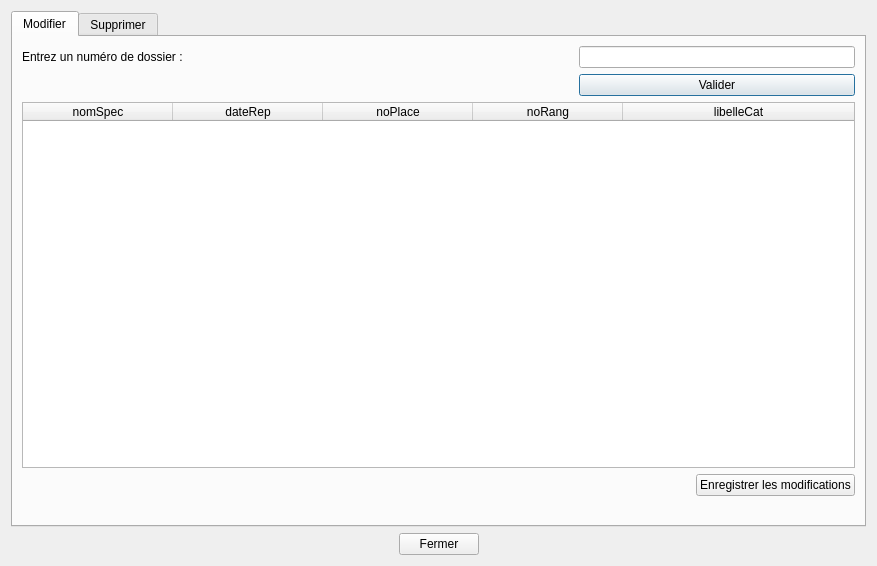
Above: gui/fct_mod_2.ui from charlie38/theatre_L3 before the change. Below: the same form after it.
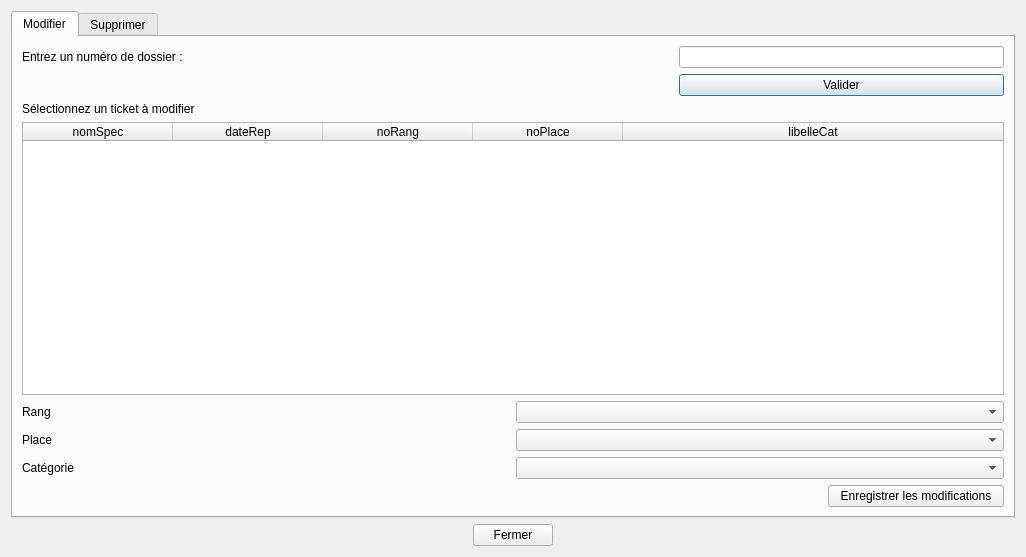
That is the form after the change.

```diff
--- a/gui/fct_mod_2.ui
+++ b/gui/fct_mod_2.ui
@@ -6,8 +6,8 @@
    <rect>
     <x>0</x>
     <y>0</y>
-    <width>877</width>
-    <height>566</height>
+    <width>1026</width>
+    <height>557</height>
    </rect>
   </property>
   <property name="sizePolicy">
@@ -87,6 +87,13 @@
            </property>
           </spacer>
          </item>
+         <item row="2" column="0">
+          <widget class="QLabel" name="label_5">
+           <property name="text">
+            <string>Sélectionnez un ticket à modifier</string>
+           </property>
+          </widget>
+         </item>
         </layout>
        </item>
        <item>
@@ -97,6 +104,9 @@
          <attribute name="horizontalHeaderStretchLastSection">
           <bool>true</bool>
          </attribute>
+         <attribute name="verticalHeaderVisible">
+          <bool>false</bool>
+         </attribute>
          <column>
           <property name="text">
            <string>nomSpec</string>
@@ -107,16 +117,16 @@
            <string>dateRep</string>
           </property>
          </column>
-         <column>
-          <property name="text">
-           <string>noPlace</string>
-          </property>
-         </column>
          <column>
           <property name="text">
            <string>noRang</string>
           </property>
          </column>
+         <column>
+          <property name="text">
+           <string>noPlace</string>
+          </property>
+         </column>
          <column>
           <property name="text">
            <string>libelleCat</string>
@@ -124,21 +134,42 @@
          </column>
         </widget>
        </item>
+       <item>
+        <layout class="QGridLayout" name="gridLayout">
+         <item row="1" column="0">
+          <widget class="QLabel" name="label_7">
+           <property name="text">
+            <string>Place</string>
+           </property>
+          </widget>
+         </item>
+         <item row="0" column="0">
+          <widget class="QLabel" name="label_6">
+           <property name="text">
+            <string>Rang</string>
+           </property>
+          </widget>
+         </item>
+         <item row="2" column="0">
+          <widget class="QLabel" name="label_8">
+           <property name="text">
+            <string>Catégorie</string>
+           </property>
+          </widget>
+         </item>
+         <item row="2" column="1">
+          <widget class="QComboBox" name="comboCat"/>
+         </item>
+         <item row="1" column="1">
+          <widget class="QComboBox" name="comboPlace"/>
+         </item>
+         <item row="0" column="1">
+          <widget class="QComboBox" name="comboRang"/>
+         </item>
+        </layout>
+       </item>
        <item>
         <layout class="QGridLayout" name="gridModif">
-         <item row="1" column="0">
-          <spacer name="horizontalSpacer_5">
-           <property name="orientation">
-            <enum>Qt::Horizontal</enum>
-           </property>
-           <property name="sizeHint" stdset="0">
-            <size>
-             <width>40</width>
-             <height>20</height>
-            </size>
-           </property>
-          </spacer>
-         </item>
          <item row="1" column="1">
           <widget class="QPushButton" name="pushModif">
            <property name="text">
@@ -146,15 +177,21 @@
            </property>
           </widget>
          </item>
+         <item row="1" column="0">
+          <widget class="QLabel" name="label_2">
+           <property name="minimumSize">
+            <size>
+             <width>800</width>
+             <height>0</height>
+            </size>
+           </property>
+           <property name="text">
+            <string/>
+           </property>
+          </widget>
+         </item>
         </layout>
        </item>
-       <item>
-        <widget class="QLabel" name="label_2">
-         <property name="text">
-          <string/>
-         </property>
-        </widget>
-       </item>
       </layout>
      </widget>
      <widget class="QWidget" name="tabSupp">
```
Left out of the diff: 143 changed lines with no effect on the pictures.
